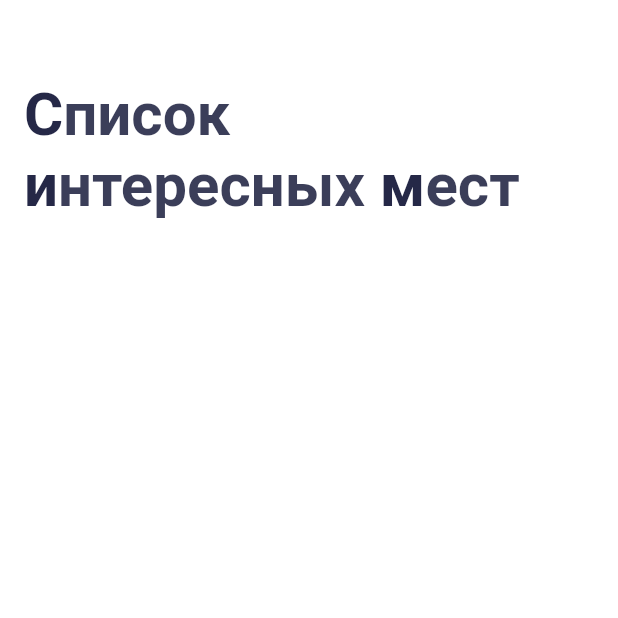
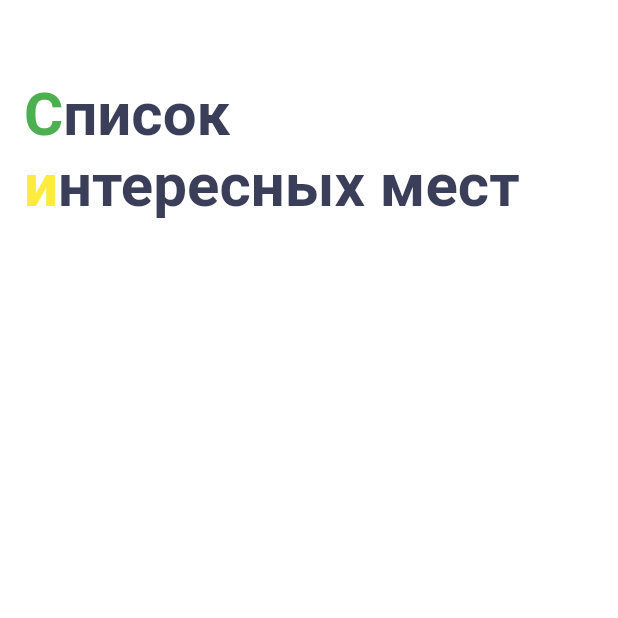
Before and after one commit to dariamafteuta/places, a Flutter app: the screen it shows after launch, on a phone screen of 412 x 824 dp, the top half of it. Run offline on Flutter 3.47's test engine with Material 2 defaults, Android fonts, the phone set to English and light mode, and no system bars.

Commit message:
textRich

```diff
--- a/lib/ui/screen/sight_list_screen.dart
+++ b/lib/ui/screen/sight_list_screen.dart
@@ -26,7 +26,7 @@ class _SightListScreenState extends State<SightListScreen> {
                   fontFamily: 'Roboto',
                   fontWeight: FontWeight.w700,
                   fontSize: 40,
-                  color: Color.fromRGBO(37, 40, 71, 1.0),
+                  color: Colors.green,
                 ),
               ),
               TextSpan(
@@ -44,29 +44,11 @@ class _SightListScreenState extends State<SightListScreen> {
                   fontFamily: 'Roboto',
                   fontWeight: FontWeight.w700,
                   fontSize: 40,
-                  color: Color.fromRGBO(37, 40, 71, 1.0),
+                  color: Colors.yellow,
                 ),
               ),
               TextSpan(
-                text: 'нтересных',
-                style: TextStyle(
-                  fontFamily: 'Roboto',
-                  fontWeight: FontWeight.w700,
-                  fontSize: 40,
-                  color: Color.fromRGBO(59, 62, 89, 1.0),
-                ),
-              ),
-              TextSpan(
-                text: ' м',
-                style: TextStyle(
-                  fontFamily: 'Roboto',
-                  fontWeight: FontWeight.w700,
-                  fontSize: 40,
-                  color: Color.fromRGBO(37, 40, 71, 1.0),
-                ),
-              ),
-              TextSpan(
-                text: 'ест',
+                text: 'нтересных мест',
                 style: TextStyle(
                   fontFamily: 'Roboto',
                   fontWeight: FontWeight.w700,
```
